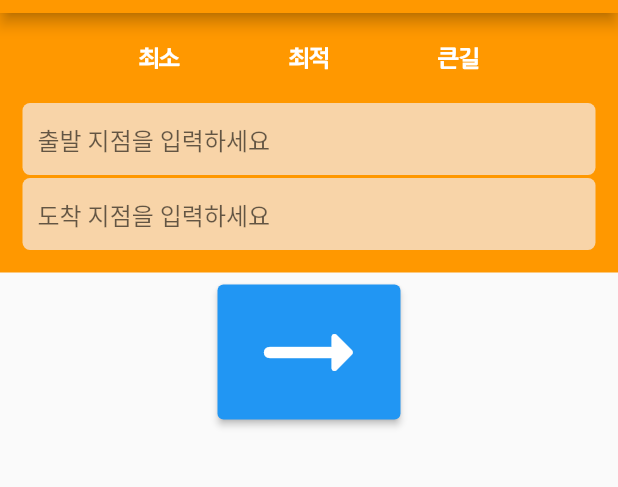
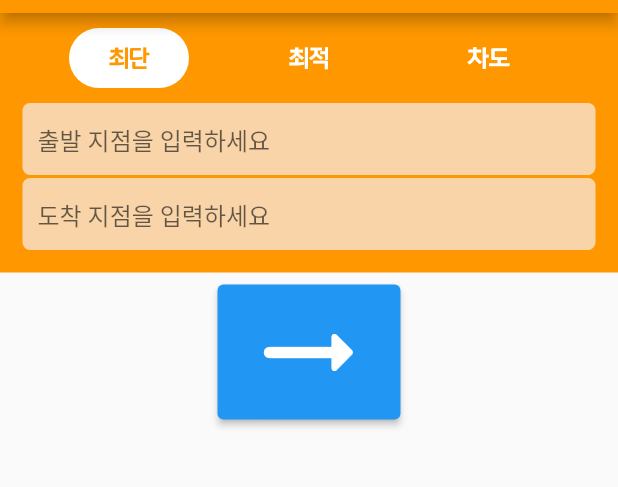
Before and after one commit to ReturnRudi/Dubeogi, a Flutter app: the SearchScreen screen opened by its route, on a phone screen of 412 x 824 dp, the part 71-558 px from its top. Run offline on Flutter 3.47's test engine with Material 2 defaults, Android fonts, the phone set to English and light mode, and no system bars; our stand-ins replace tuple.

Commit message:
길찾기 옵션 용어 변경, 기본 최단으로 설정

```diff
--- a/lib/screen/search_screen.dart
+++ b/lib/screen/search_screen.dart
@@ -14,7 +14,7 @@ class _SearchScreenState extends State<SearchScreen> {
   final secondFocus = FocusNode();
   final firstController = TextEditingController();
   final secondController = TextEditingController();
-  int selectOption = 0;
+  int selectOption = 1;
 
   @override
   Widget build(BuildContext context) {
@@ -46,7 +46,7 @@ class _SearchScreenState extends State<SearchScreen> {
                           child: Stack(
                             children: [
                               Center(
-                                child: Text('최소',
+                                child: Text('최단',
                                   style: TextStyle(
                                     fontSize: 15,
                                     fontFamily: 'Paybooc',
@@ -76,7 +76,7 @@ class _SearchScreenState extends State<SearchScreen> {
                           child: Stack(
                             children: [
                               Center(
-                                child: Text('최소',
+                                child: Text('최단',
                                   style: TextStyle(
                                     fontSize: 15,
                                     fontFamily: 'Paybooc',
@@ -99,6 +99,9 @@ class _SearchScreenState extends State<SearchScreen> {
                             borderRadius: BorderRadius.circular(50),
                           ),
                         ),
+                      SizedBox(
+                        width: 20,
+                      ),
                       if(selectOption != 2)
                         Container(
                           margin: EdgeInsets.all(10),
@@ -159,6 +162,9 @@ class _SearchScreenState extends State<SearchScreen> {
                             borderRadius: BorderRadius.circular(50),
                           ),
                         ),
+                      SizedBox(
+                        width: 20,
+                      ),
                       if(selectOption != 3)
                         Container(
                           margin: EdgeInsets.all(10),
@@ -166,7 +172,7 @@ class _SearchScreenState extends State<SearchScreen> {
                           child: Stack(
                             children: [
                               Center(
-                                child: Text('큰길',
+                                child: Text('차도',
                                   style: TextStyle(
                                     fontSize: 15,
                                     fontFamily: 'Paybooc',
@@ -196,7 +202,7 @@ class _SearchScreenState extends State<SearchScreen> {
                           child: Stack(
                             children: [
                               Center(
-                                child: Text('큰길',
+                                child: Text('차도',
                                   style: TextStyle(
                                     fontSize: 15,
                                     fontFamily: 'Paybooc',
```
